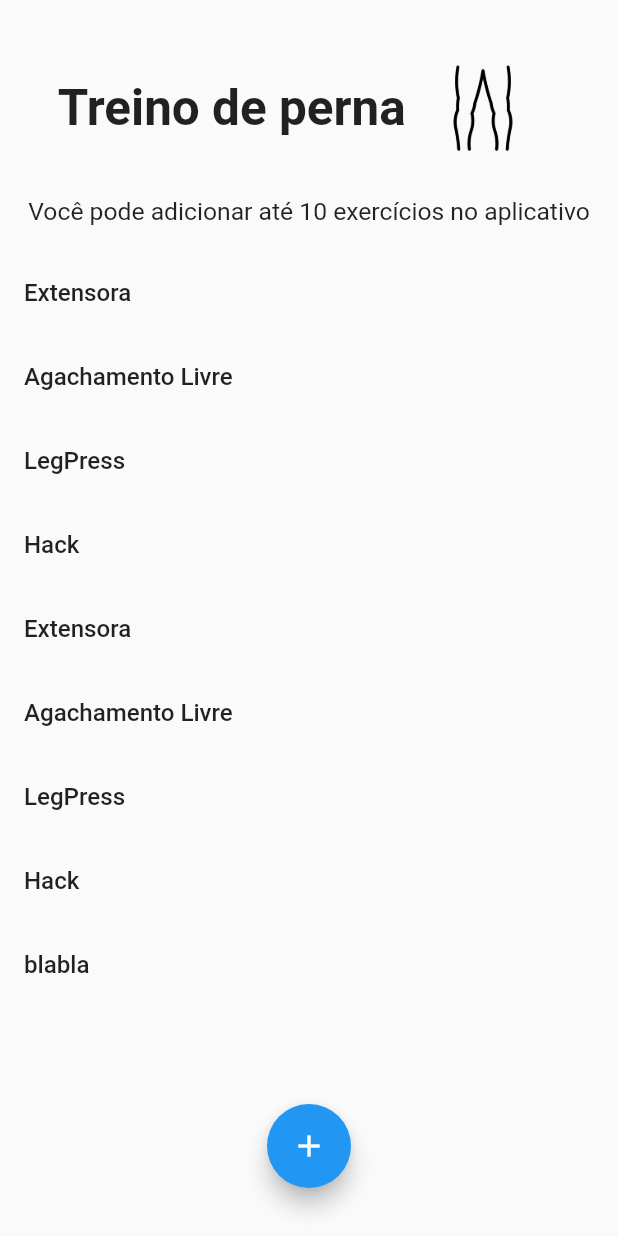
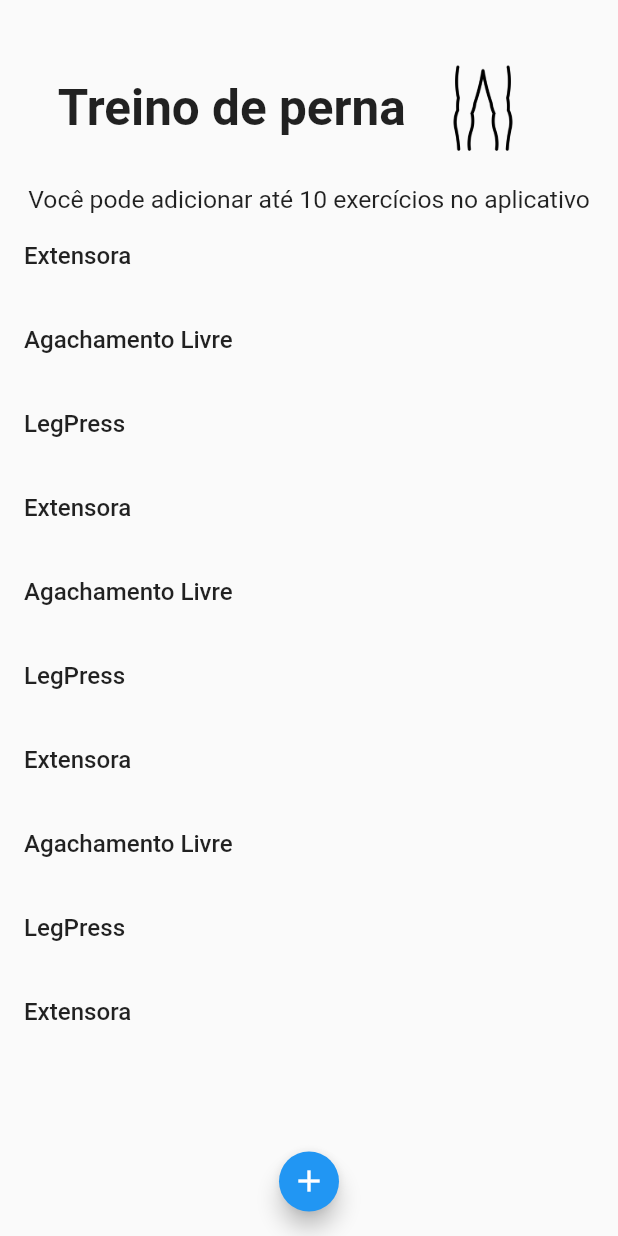
Before and after one commit to guipavezzi/GymProject, a Flutter app: the screen it shows after launch, on a phone screen of 412 x 824 dp. Run offline on Flutter 3.47's test engine with Material 2 defaults, Android fonts, the phone set to English and light mode, and no system bars; our stand-ins replace firebase_core, firebase_storage, flutter_dotenv; accounts and stored records are empty; generated files the repository leaves out were written again.

Commit message:
Arrumando tamanho do botão e lista

```diff
--- a/lib/app/pages/excercise/excercise_page.dart
+++ b/lib/app/pages/excercise/excercise_page.dart
@@ -22,12 +22,13 @@ class _ExcercisesState extends State<Excercises> {
     "Extensora",
     "Agachamento Livre",
     "LegPress",
-    "Hack",
     "Extensora",
     "Agachamento Livre",
     "LegPress",
-    "Hack",
-    "blabla"
+    "Extensora",
+    "Agachamento Livre",
+    "LegPress",
+    "Extensora",
   ];
 
   @override
@@ -61,18 +62,11 @@ class _ExcercisesState extends State<Excercises> {
                         ),
                       ],
                     ),
-                    SizedBox(
-                      height: constraints.maxHeight * 0.01,
-                    ),
                     Text(
                       textoExplicativo,
                       style: TextStyle(
                         fontSize: constraints.maxWidth * 0.04,
                       ),
-                    ),
-                    SizedBox(
-                      height: constraints.maxHeight *
-                          0.02,
                     ),
                     Expanded(
                       child: ListView.builder(
@@ -91,21 +85,21 @@ class _ExcercisesState extends State<Excercises> {
                         },
                       ),
                     ),
+                    Container(
+                      margin: EdgeInsets.only(bottom: constraints.maxWidth * 0.03),
+                      child: FloatingActionButton(onPressed: (){},
+                      child: Icon(Icons.add),
+                      mini: true,
+                      ),
+                    )
                   ],
                 ),
+
               ),
             ),
           );
         },
       ),
-      floatingActionButton: Container(
-        margin: EdgeInsets.all(16.0),
-        child: FloatingActionButton(
-          child: Icon(Icons.add),
-          onPressed: () {},
-        ),
-      ),
-      floatingActionButtonLocation: FloatingActionButtonLocation.centerFloat,
     );
   }
 }
```
